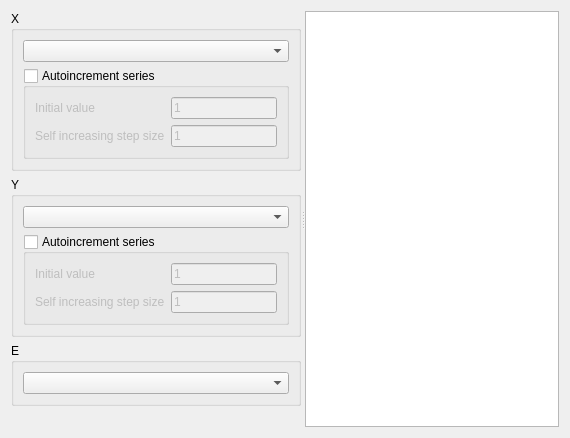
Qt form src/DAGui/DAChartAddXYESeriesWidget.ui (czyt1988/data-workbench) before a commit.
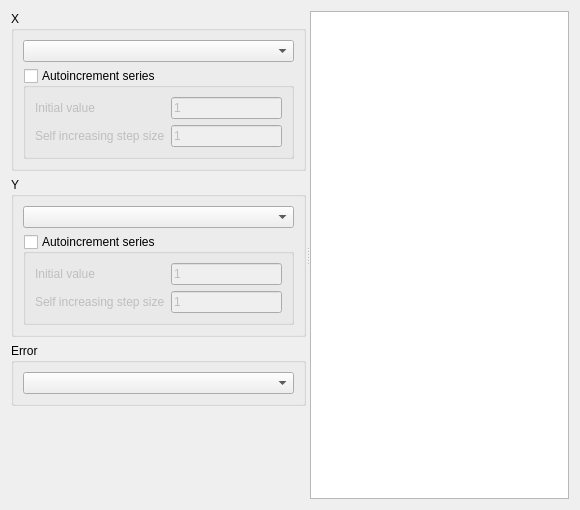
The same form after that commit. Custom widgets are drawn as their Qt base class.

The edit to the form file:
```diff
--- a/src/DAGui/DAChartAddXYESeriesWidget.ui
+++ b/src/DAGui/DAChartAddXYESeriesWidget.ui
@@ -6,8 +6,8 @@
    <rect>
     <x>0</x>
     <y>0</y>
-    <width>570</width>
-    <height>438</height>
+    <width>580</width>
+    <height>510</height>
    </rect>
   </property>
   <property name="windowTitle">
@@ -149,7 +149,7 @@
        <item>
         <widget class="DA::DACollapsibleGroupBox" name="groupBoxE">
          <property name="title">
-          <string>E</string>
+          <string>Error</string>
          </property>
          <property name="flat">
           <bool>true</bool>
```
Left out of the diff: 7 changed lines with no effect on the pictures.
